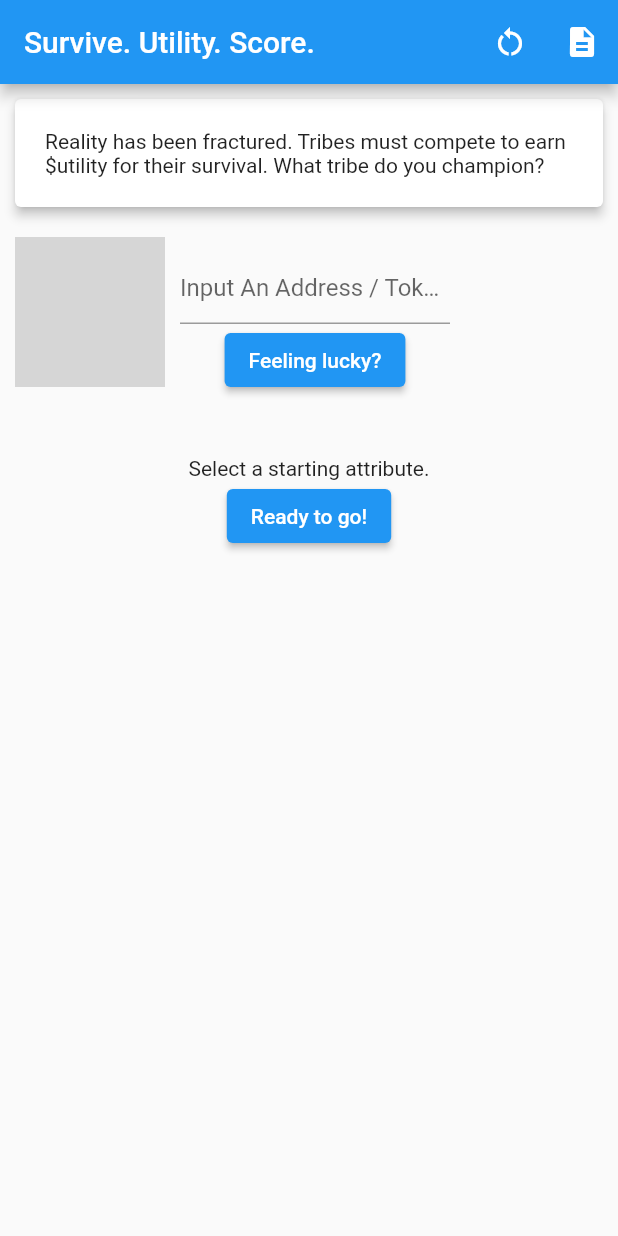
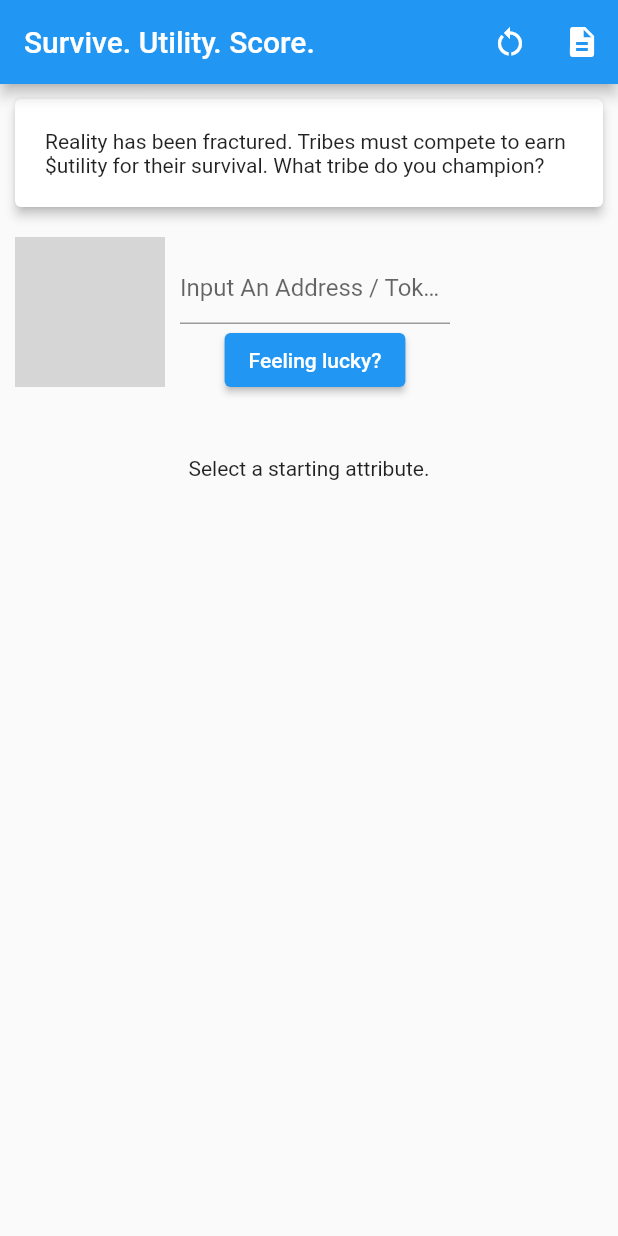
Before and after one commit to saberprivateer/utility, a Flutter app: the screen it shows after launch, on a phone screen of 412 x 824 dp. Run offline on Flutter 3.47's test engine with Material 2 defaults, Android fonts, the light colour scheme and no system bars; missing offline and left inert: web3dart; network calls fail; grey boxes are pictures that could not be loaded.

Commit message:
clean up buttons and win state.

```diff
--- a/lib/main.dart
+++ b/lib/main.dart
@@ -34,7 +34,7 @@ class MyHomePage extends StatefulWidget {
 
 class _MyHomePageState extends State<MyHomePage> {
   final nftNumber = TextEditingController();
-  bool isLoading = false;
+  bool isLoading = true;
 
   @override
   void initState() {
@@ -78,7 +78,7 @@ class _MyHomePageState extends State<MyHomePage> {
     //print(lazylion);
     Map<String, dynamic> lljson = jsonDecode(lazylion);
     setState(() {
-      isLoading = false;
+      //isLoading = false;
       currentJson = lljson;
     });
   }
@@ -100,7 +100,8 @@ class _MyHomePageState extends State<MyHomePage> {
   late Client httpClient;
   late Web3Client ethClient;
   final String blockchainUrl = "https://cloudflare-eth.com";
-  int selectedAttr = 99;
+  var selectedAttr = [];
+  int round = 1;
   int myHealth = 10;
   int myShields = 10;
   int myAttack = 10;
@@ -114,6 +115,7 @@ class _MyHomePageState extends State<MyHomePage> {
   bool _explode = false;
   bool turn = true;
   int turns = 1;
+  bool fightOver = false;
 
   final GlobalKey<FormState> _formKey = GlobalKey<FormState>();
 
@@ -199,59 +201,51 @@ class _MyHomePageState extends State<MyHomePage> {
 */
                 ),
             //Text("The NFT's description"),
+            if (championSelect)
               Row(
                 mainAxisAlignment: MainAxisAlignment.spaceAround,
                 crossAxisAlignment: CrossAxisAlignment.start,
                 children: [
                   Flexible(
-                  child: Visibility(
-                    visible: championSelect,
-                    child: isLoading //(currentJson['image'] == null)
-                        ? loading()
-                        : battleCard(0),
-                  ),
+                    child: battleCard(0),
                   ),
                   Flexible(child: rightHandSide()),
                 ],
+              )
+            else
+              SizedBox(),
+            SizedBox(height: 20),
+            battling
+                ? Text('TURN ' + turns.toString())
+                : Text('Select a starting attribute.'),
+            Visibility(
+              visible: (championSelect && selectedAttr.length > 0 && !battling),
+              child: startFight(),
             ),
-            SizedBox(height: 20),
-            battling ? Text('TURN '+turns.toString()) : Text('Select a starting attribute.'),
-            ElevatedButton(
-                onPressed: () {
-                  print('battle now with selectedAttr: ' +
-                      selectedAttr.toString());
-                  print(currentJson['attributes'].length);
-                  if (battling) {
-                    if (myCurrentStats[0] > 0 && theirCurrentStats[0] > 0) {
-                      fightRound();
-                    } else {
-                      setState(() {
-                        myCurrentStats = List.from(myStats);
-                        battling = !battling;
-                      });
-                    }
-                  } else {
-                    if (selectedAttr > currentJson['attributes'].length) {
-                      print('select an attribute');
-                    } else {
-                      print('go for launch');
-                      battling = !battling;
-                      setState(() {
-                        theirCurrentStats = List.from(theirStats);
-                        turns = 1;
-                      });
-                    }
-                  }
-                },
-                child: battling ? Text('Begin Battle!') : Text('Ready to go!')),
+            Visibility(visible: battling && !fightOver, child: continueFight()),
+            Visibility(visible: battling && fightOver, child: finishFight())
           ],
         ),
       ),
     );
   }
 
+  String getButtonState() {
+    return 'placeholder';
+    // switch (item) {
+    //   case 0:
+    //     return SizedBox();
+    //   case 1:
+    //     return attributesList();
+    //   case 2:
+    //     return battleCard(1);
+    //   default:
+    //     return SizedBox();
+    // }
+  }
+
   void fightRound() {
-    print('Battle turn: '+turns.toString());
+    print('Battle turn: ' + turns.toString());
     print('My starting stats:');
     print(myCurrentStats);
     print('Opponent starting stats:');
@@ -275,12 +269,54 @@ class _MyHomePageState extends State<MyHomePage> {
         _explode = false;
       });
     });
+    if (myCurrentStats[0] < 1 || theirCurrentStats[0] < 1) {
+      fightOver = true;
+    }
     setState(() {
       print('setting some state');
       print(theirCurrentStats);
       print(theirStats);
       turn = !turn;
     });
+  }
+
+  Widget continueFight() {
+    return ElevatedButton(
+        onPressed: () {
+          fightRound();
+        },
+        child: Text('Fight!'));
+  }
+
+  Widget finishFight() {
+    return ElevatedButton(
+        onPressed: () {
+          if (myCurrentStats[0] < 0) {
+            championSelect = false;
+          } else {
+            round += 1;
+          }
+          setState(() {
+            myCurrentStats = List.from(myStats);
+            battling = !battling;
+            print('rounds = '+round.toString());
+          });
+        },
+        child: Text(myCurrentStats[0] > 0 ? 'You Win!' : 'You Lose :('));
+  }
+
+  Widget startFight() {
+    return ElevatedButton(
+        onPressed: () {
+          print('battle now with selectedAttr: ' + selectedAttr.toString());
+          setState(() {
+            theirCurrentStats = List.from(theirStats);
+            turns = 1;
+            fightOver = false;
+            battling = true;
+          });
+        },
+        child: Text('Start Fight!'));
   }
 
   Widget attributesList() {
@@ -293,18 +329,24 @@ class _MyHomePageState extends State<MyHomePage> {
             for (int i = 0; i < currentJson['attributes'].length; i++)
               InkWell(
                   onTap: () {
-                    selectedAttr = i;
+                    if (selectedAttr.length < round) {
+                      selectedAttr.add(i);
+                    } else {
+                      selectedAttr[round - 1] = i;
+                    }
                     setState(() {});
                   },
                   child: Card(
-                      color: (i == selectedAttr) ? Colors.blue : Colors.white,
+                      color: selectedAttr.any((e) => e == i)
+                          ? Colors.blue
+                          : Colors.white,
                       child: Padding(
                         padding: const EdgeInsets.all(5.0),
                         child: Text(
                           '${currentJson['attributes'][i]['trait_type']}: ${currentJson['attributes'][i]['value']}',
                           style: TextStyle(
                               fontSize: 12,
-                              fontWeight: (i == selectedAttr)
+                              fontWeight: selectedAttr.any((e) => e == i)
                                   ? FontWeight.bold
                                   : FontWeight.normal),
                         ),
@@ -327,7 +369,6 @@ class _MyHomePageState extends State<MyHomePage> {
       shields = theirCurrentStats[1].toString();
       attack = theirCurrentStats[2].toString();
     }
-    if (currentJson['image'] != null) {
     return Container(
       width: 150, //MediaQuery.of(context).size.width*.3,
       child: Card(
@@ -339,10 +380,11 @@ class _MyHomePageState extends State<MyHomePage> {
                 alignment: Alignment.center,
                 transform: Matrix4.rotationY(Math.pi * rotate),
                 child: Stack(alignment: Alignment.center, children: [
-                    Image(
-                        // width: 150,
-                        //height: 50,
-                        image: NetworkImage(currentJson['image'])),
+                  (currentJson['image'] == null)
+                      ? SizedBox()
+                      : Image(
+                          image: NetworkImage(currentJson['image']),
+                        ),
                   (_explode && (turn == rotate.isEven))
                       ? Image(
                           height: 100,
@@ -354,16 +396,14 @@ class _MyHomePageState extends State<MyHomePage> {
                   mainAxisAlignment: MainAxisAlignment.spaceEvenly,
                   mainAxisSize: MainAxisSize.min,
                   children: [
-                      Text(health,
-                          style: TextStyle(fontWeight: FontWeight.bold)),
+                    Text(health, style: TextStyle(fontWeight: FontWeight.bold)),
                     Image.asset('assets/images/plus.png', width: 20),
                     SizedBox(width: 10),
                     Text(shields.toString(),
                         style: TextStyle(fontWeight: FontWeight.bold)),
                     Image.asset('assets/images/shield.png', width: 20),
                     SizedBox(width: 10),
-                      Text(attack,
-                          style: TextStyle(fontWeight: FontWeight.bold)),
+                    Text(attack, style: TextStyle(fontWeight: FontWeight.bold)),
                     Image.asset('assets/images/magic.png', width: 20),
                     // Positioned(
                     // bottom: 0, left: 0, width: 20, child: Image.asset('assets/images/plus.png')),
@@ -377,9 +417,6 @@ class _MyHomePageState extends State<MyHomePage> {
             ]),
       ),
     );
-    } else {
-      return SizedBox();
-    }
   }
 
   Widget rightHandSide() {
@@ -437,8 +474,6 @@ class _MyHomePageState extends State<MyHomePage> {
                   ),
                   ElevatedButton(
                       onPressed: () {
-                        print('testing');
-                        print(nftNumber.text);
                         int a;
                         if (nftNumber.text != '') {
                           a = int.parse(nftNumber.text);
@@ -448,10 +483,14 @@ class _MyHomePageState extends State<MyHomePage> {
                         //print(int.parse(nftNumber.text));
                         //testProvider();
                         //testInterface();
+
                         setState(() {
                           isLoading = true;
                           championSelect = true;
-                          selectedAttr = 99;
+                          selectedAttr.clear();
+                          round = 1;
+                          battling = false;
+                          fightOver = false;
                         });
                         getURIll(a);
                       },
```
Lines whose indentation alone changed are shown as unchanged.
